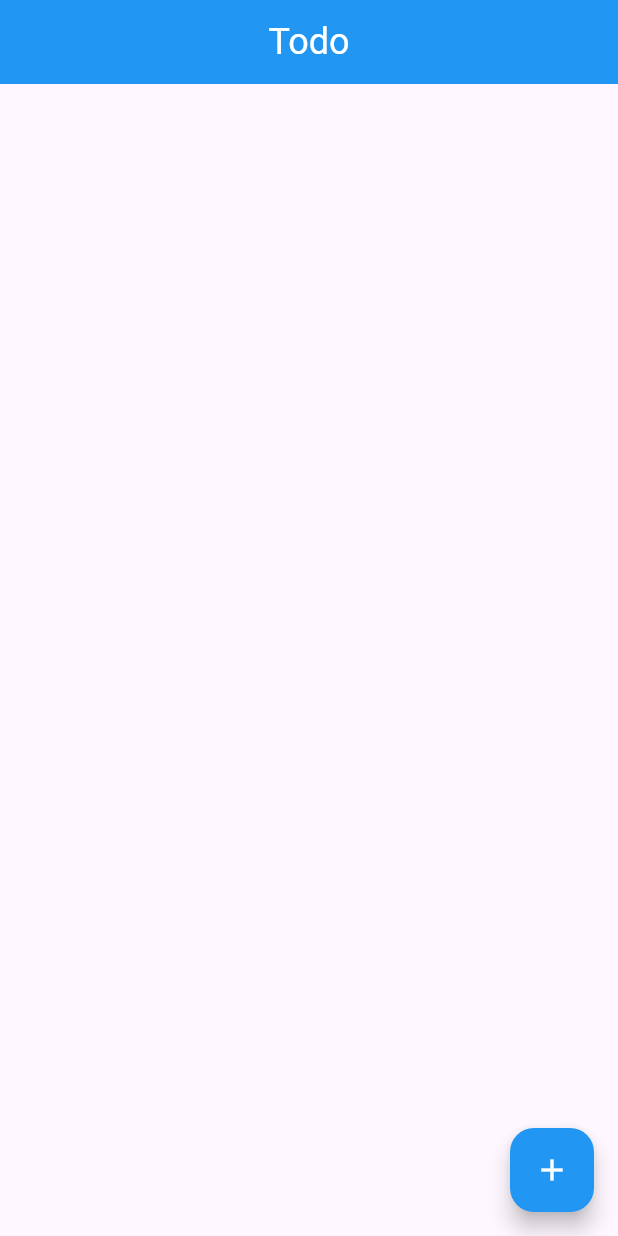
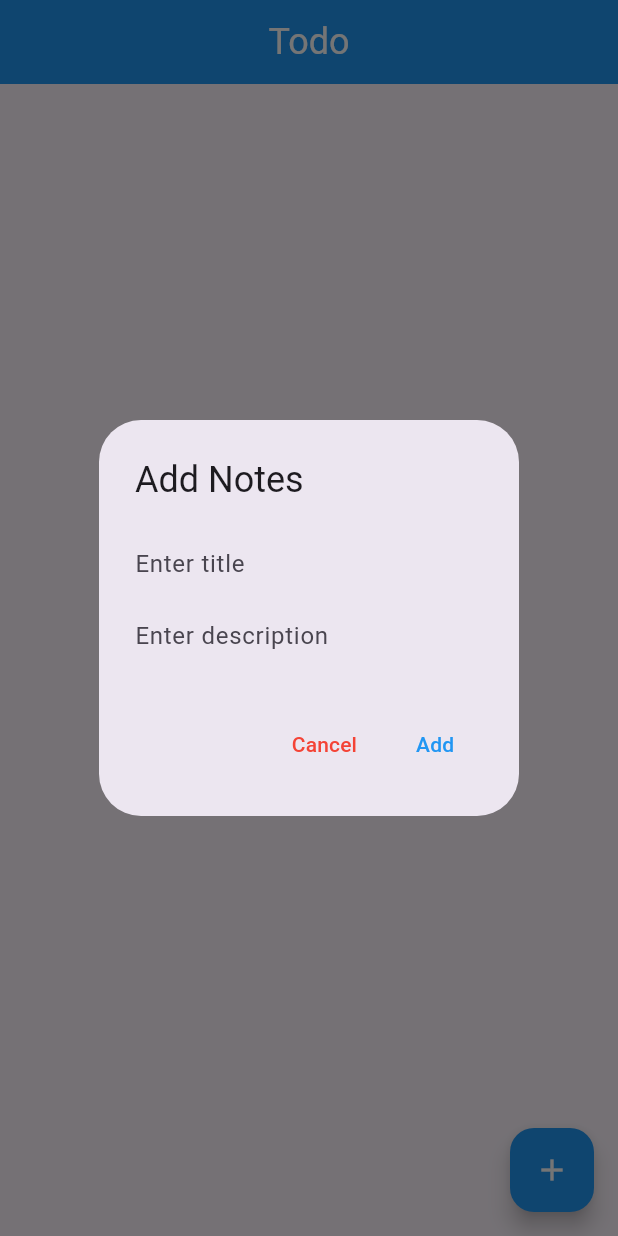
Before and after one commit to Ali-Shan11223/flutter_hive_notesApp, a Flutter app: the screen it shows after launch, after a tap on the "add" icon, on a phone screen of 412 x 824 dp. Run offline on Flutter 3.47's test engine with Material 2 defaults, Android fonts, the phone set to English and light mode, and no system bars; our stand-ins replace hive, hive_flutter; accounts and stored records are empty.

Commit message:
Data insertion

```diff
--- /dev/null
+++ b/lib/Boxes/box.dart
@@ -0,0 +1,6 @@
+import 'package:hive/hive.dart';
+import 'package:hive_notes_app/Model/notes_model.dart';
+
+class Boxes {
+  static Box<NotesModel> getBox() => Hive.box<NotesModel>('notes');
+}
--- a/lib/Views/todo_screen.dart
+++ b/lib/Views/todo_screen.dart
@@ -1,4 +1,7 @@
 import 'package:flutter/material.dart';
+import 'package:hive_notes_app/Boxes/box.dart';
+import 'package:hive_flutter/adapters.dart';
+import 'package:hive_notes_app/Model/notes_model.dart';
 
 class HomeScreen extends StatefulWidget {
   const HomeScreen({super.key});
@@ -8,6 +11,9 @@ class HomeScreen extends StatefulWidget {
 }
 
 class _HomeScreenState extends State<HomeScreen> {
+  final titleController = TextEditingController();
+  final descController = TextEditingController();
+
   @override
   Widget build(BuildContext context) {
     return Scaffold(
@@ -15,10 +21,84 @@ class _HomeScreenState extends State<HomeScreen> {
         title: const Text('Todo'),
         centerTitle: true,
       ),
+      body: ValueListenableBuilder(
+          valueListenable: Boxes.getBox().listenable(),
+          builder: (context, box, child) {
+            final data = box.values.toList().cast<NotesModel>();
+            return ListView.builder(
+                padding: const EdgeInsets.all(10),
+                itemCount: box.length,
+                itemBuilder: (context, index) {
+                  return Card(
+                    child: ListTile(
+                      title: Text(data[index].title),
+                      subtitle: Text(data[index].description),
+                      trailing: Icon(
+                        Icons.delete_forever,
+                        color: Colors.red,
+                      ),
+                    ),
+                  );
+                });
+          }),
       floatingActionButton: FloatingActionButton(
-        onPressed: () {},
+        onPressed: () {
+          _showDialog(context);
+        },
         child: const Icon(Icons.add),
       ),
     );
   }
+
+  Future<void> _showDialog(BuildContext context) {
+    return showDialog(
+        context: context,
+        builder: (context) {
+          return AlertDialog(
+            title: const Text('Add Notes'),
+            content: Column(
+              mainAxisSize: MainAxisSize.min,
+              children: [
+                TextField(
+                  controller: titleController,
+                  textCapitalization: TextCapitalization.sentences,
+                  decoration: const InputDecoration(
+                      hintText: 'Enter title', border: InputBorder.none),
+                ),
+                TextField(
+                  controller: descController,
+                  textCapitalization: TextCapitalization.sentences,
+                  decoration: const InputDecoration(
+                      hintText: 'Enter description', border: InputBorder.none),
+                ),
+              ],
+            ),
+            actions: [
+              TextButton(
+                  onPressed: () {
+                    Navigator.pop(context);
+                  },
+                  child: const Text(
+                    'Cancel',
+                    style: TextStyle(color: Colors.red),
+                  )),
+              TextButton(
+                  onPressed: () {
+                    final data = NotesModel(
+                        title: titleController.text,
+                        description: descController.text);
+                    final box = Boxes.getBox();
+                    box.add(data);
+                    titleController.clear();
+                    descController.clear();
+                    Navigator.pop(context);
+                  },
+                  child: const Text(
+                    'Add',
+                    style: TextStyle(color: Colors.blue),
+                  )),
+            ],
+          );
+        });
+  }
 }
```
